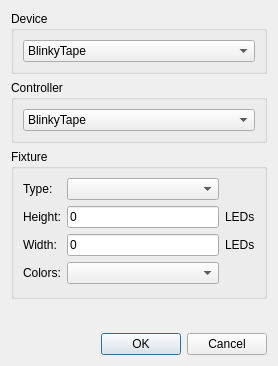
Old version of the form PatternPaint/fixturesettings.ui in the repository Blinkinlabs/PatternPaint.
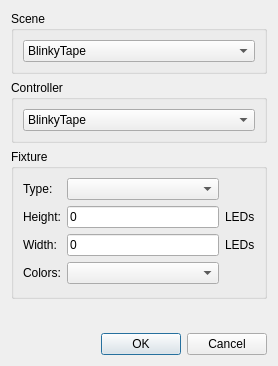
New version of the form.

```diff
--- a/PatternPaint/fixturesettings.ui
+++ b/PatternPaint/fixturesettings.ui
@@ -17,7 +17,7 @@
    <item>
     <widget class="QGroupBox" name="groupBox_2">
      <property name="title">
-      <string>Device</string>
+      <string>Scene</string>
      </property>
      <layout class="QGridLayout" name="gridLayout_2">
       <item row="0" column="0">
```
